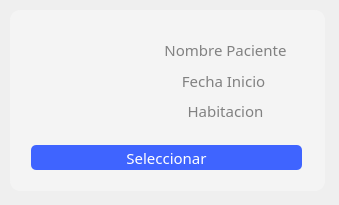
Qt form hospital-Core/Widgets/Recepcionista/recepcionista_tarjeta_cobro.ui (MrDanielG/Hospital-SCRUM) before a commit.
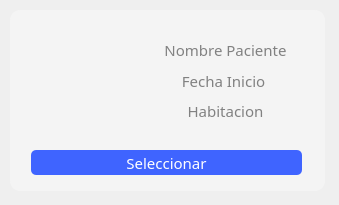
The same form after that commit. Icons and pictures are not drawn.

What changed in the file:
```diff
--- a/hospital-Core/Widgets/Recepcionista/recepcionista_tarjeta_cobro.ui
+++ b/hospital-Core/Widgets/Recepcionista/recepcionista_tarjeta_cobro.ui
@@ -34,7 +34,7 @@
    <property name="geometry">
     <rect>
      <x>31</x>
-     <y>145</y>
+     <y>150</y>
      <width>271</width>
      <height>25</height>
     </rect>
```
